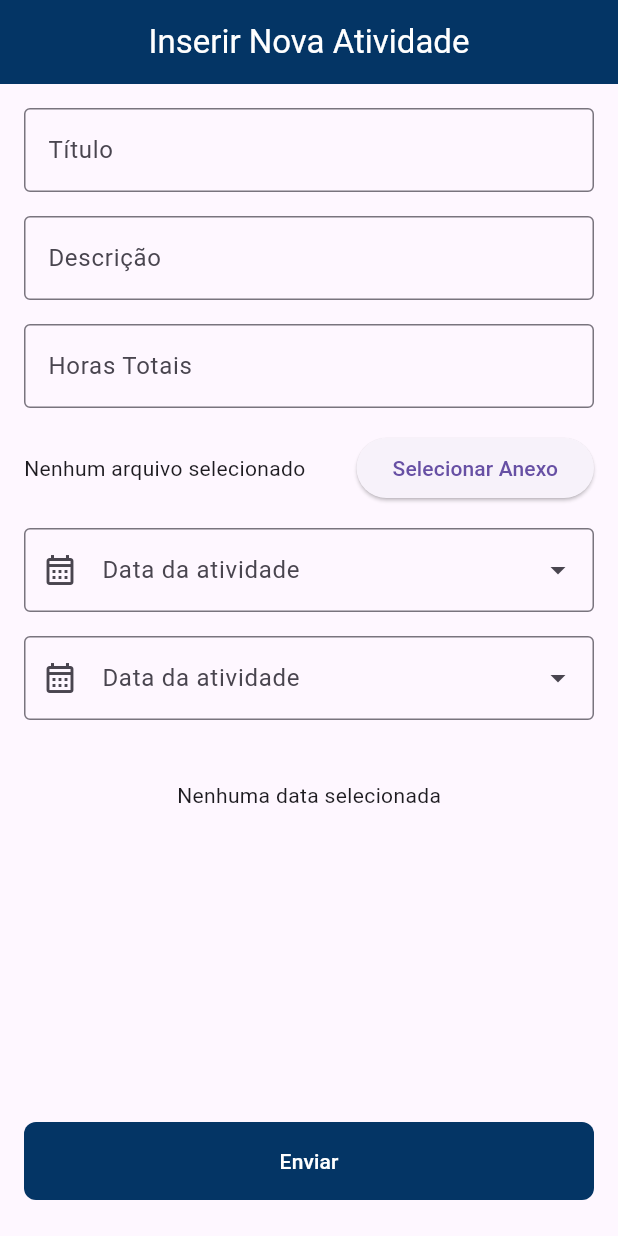
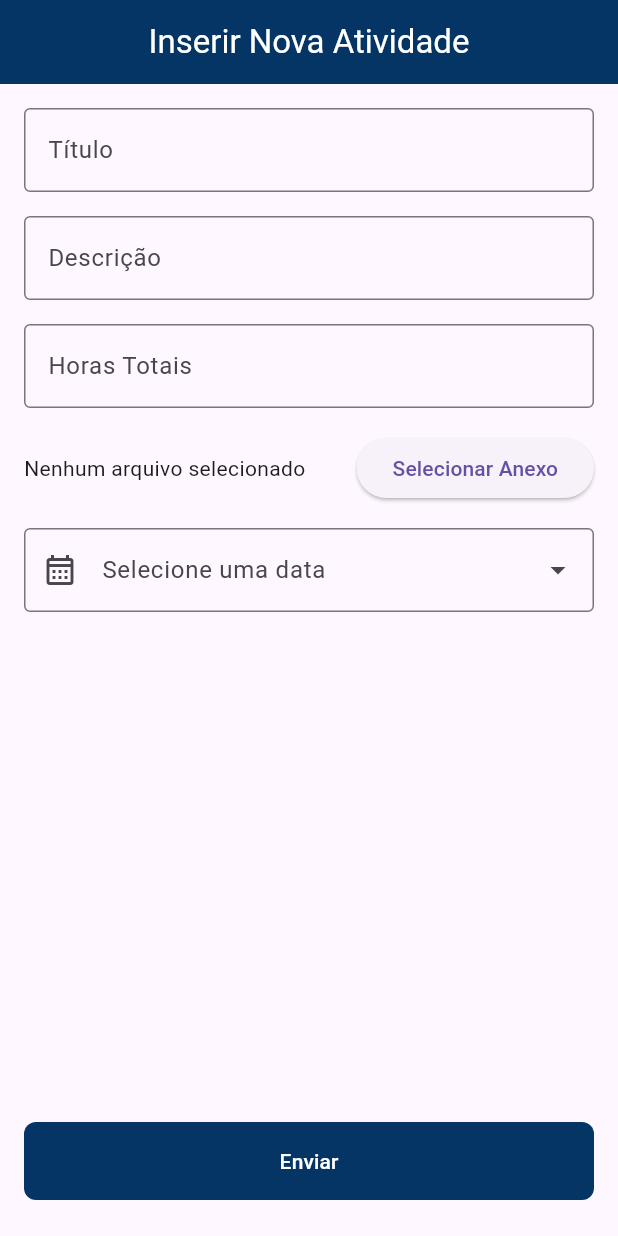
Before and after one commit to GabrielTurri/ac-smart-mobile, a Flutter app: the InserirAtividade screen opened by its route, on a phone screen of 412 x 824 dp. Run offline on Flutter 3.47's test engine with Material 3 defaults, Android fonts, the phone set to English and light mode, and no system bars; our stand-ins replace file_picker, go_router, shared_preferences; accounts and stored records are empty; network calls fail; project files that could hold a hidden picture were left out.

Commit message:
corrigido a inclusão e edição de atividade com data

```diff
--- a/lib/views/atividade/nova_atividade.dart
+++ b/lib/views/atividade/nova_atividade.dart
@@ -15,7 +15,6 @@ class _InserirAtividadeState extends State<InserirAtividade> {
   final _descricaoController = TextEditingController();
   final _tituloController = TextEditingController();
   final _horasSolicitadasController = TextEditingController();
-  DateTime? _dataSelecionada;
 
   @override
   Widget build(BuildContext context) {
@@ -76,23 +75,9 @@ class _InserirAtividadeState extends State<InserirAtividade> {
                       ),
                     ],
                   ),
-                  CalendarioInput(initialDate: DateTime.now()),
+                  CalendarioInput(),
+                  // CalendarioInput(initialDate: DateTime.now()),
                   // Use the CalendarioInput widget for date selection
-                  CalendarioInput(
-                    initialDate: DateTime.now(),
-                    onChanged: (selectedDate) {
-                      setState(() {
-                        _dataSelecionada = selectedDate;
-                      });
-                    },
-                  ),
-                  const SizedBox(height: 8),
-                  Text(
-                    _dataSelecionada != null
-                        ? 'Data selecionada: ${_dataSelecionada!.toLocal()}'.split(' ')[0]
-                        : 'Nenhuma data selecionada',
-                    style: const TextStyle(fontSize: 14),
-                  ),
                 ],
               ),
             ),
@@ -112,7 +97,7 @@ class _InserirAtividadeState extends State<InserirAtividade> {
                       titulo: _tituloController.text,
                       descricao: _descricaoController.text,
                       horasSolicitadas: horasSolicitadas,
-                      dataAtividade: DateTime(2025, 01, 01),
+                      dataAtividade: atividadeProvider.dataSelecionada!,
                     );
                     context.pop();
                     ScaffoldMessenger.of(context).showSnackBar(const SnackBar(
@@ -139,37 +124,30 @@ class _InserirAtividadeState extends State<InserirAtividade> {
   }
 }
 
-class CalendarioInput extends StatelessWidget {
-  const CalendarioInput({
-    super.key,
-    required this.initialDate,
-    this.onChanged,
-  });
-
-  final DateTime initialDate;
-  final ValueChanged<DateTime>? onChanged;
+class CalendarioInput extends StatefulWidget {
+  const CalendarioInput({super.key});
 
   @override
+  State<CalendarioInput> createState() => _CalendarioInputState();
+}
+
+class _CalendarioInputState extends State<CalendarioInput> {
+  @override
   Widget build(BuildContext context) {
-    return TextField(
+    final atividadeProvider = context.watch<AtividadeProvider>();
+    return TextFormField(
       readOnly: true,
       onTap: () async {
-        final selectedDate = await showDatePicker(
-          context: context,
-          helpText: 'Selecione a data da atividade',
-          initialDate: initialDate,
-          firstDate: initialDate.subtract(const Duration(days: 365)),
-          lastDate: DateTime.now(),
-        );
-        if (selectedDate != null && onChanged != null) {
-          onChanged!(selectedDate);
-        }
+        await atividadeProvider.selecionarData(context);
       },
-      decoration: const InputDecoration(
-        prefixIcon: Icon(Icons.calendar_month_outlined),
-        suffixIcon: Icon(Icons.arrow_drop_down_outlined),
-        labelText: 'Data da atividade',
-        border: OutlineInputBorder(),
+      decoration: InputDecoration(
+        prefixIcon: const Icon(Icons.calendar_month_outlined),
+        suffixIcon: const Icon(Icons.arrow_drop_down_outlined),
+        // labelText: 'Data da atividade',
+        border: const OutlineInputBorder(),
+        hintText: atividadeProvider.dataSelecionada != null
+          ? '${atividadeProvider.dataSelecionada!.day.toString().padLeft(2, '0')}/${atividadeProvider.dataSelecionada!.month.toString().padLeft(2, '0')}/${atividadeProvider.dataSelecionada!.year}'
+          : 'Selecione uma data',
       ),
     );
   }
```
Also changed, not shown: lib/viewmodels/activity_details_viewmodel.dart (+28 -1 lines), lib/viewmodels/atividades_viewmodel.dart (+8 -34 lines), lib/views/atividade/editar_atividade.dart (+29 -17 lines), 4 other files.
